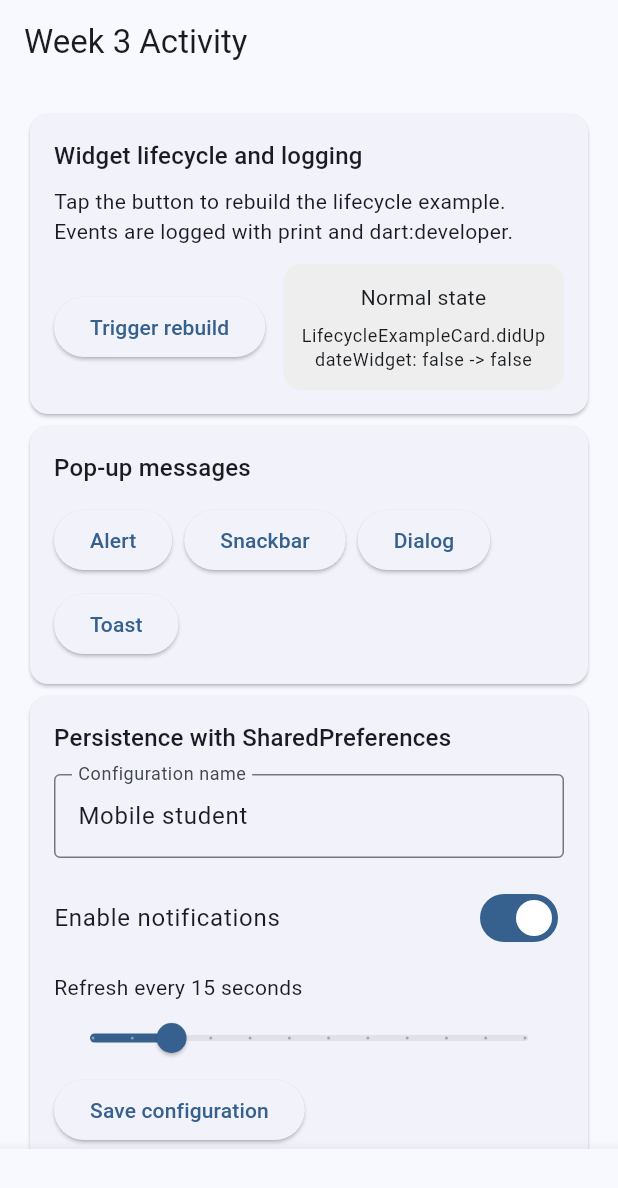
After one commit to gjorgiandonovski/CoastGuardFlutterApp, a Flutter app: the screen it shows after launch, item 4 of the bottom bar chosen, on a phone screen of 412 x 824 dp. The commit adds this screen. Shown: the top 1188 px of the screen. Run offline on Flutter 3.47's test engine with Material 3 defaults, Android fonts, the phone set to English and light mode, and no system bars; our stand-ins replace fluttertoast, geolocator, shared_preferences.

Commit message:
Add Week 3 activity release

```diff
--- /dev/null
+++ b/lib/data/csv_storage.dart
@@ -0,0 +1,2 @@
+export 'csv_storage_io.dart'
+    if (dart.library.html) 'csv_storage_web.dart';
--- /dev/null
+++ b/lib/data/csv_storage_web.dart
@@ -0,0 +1,27 @@
+import 'package:shared_preferences/shared_preferences.dart';
+
+class CsvStorage {
+  static const _header = 'timestamp,latitude,longitude';
+  static const _csvStorageKey = 'week_activity_csv_data';
+
+  Future<List<String>> readRows() async {
+    final preferences = await SharedPreferences.getInstance();
+    final csv = preferences.getString(_csvStorageKey) ?? '$_header\n';
+
+    return csv
+        .split('\n')
+        .skip(1)
+        .where((line) => line.trim().isNotEmpty)
+        .toList();
+  }
+
+  Future<void> appendRow(String row) async {
+    final preferences = await SharedPreferences.getInstance();
+    final existing = preferences.getString(_csvStorageKey) ?? '$_header\n';
+    await preferences.setString(_csvStorageKey, '$existing$row\n');
+  }
+
+  Future<String> locationLabel() async {
+    return 'Browser local storage (CSV format)';
+  }
+}
--- a/lib/main_screen.dart
+++ b/lib/main_screen.dart
@@ -3,6 +3,7 @@ import 'package:flutter/material.dart';
 import 'screens/examples_screen.dart';
 import 'screens/splash_screen.dart';
 import 'screens/third_screen.dart';
+import 'screens/week_activity_screen.dart';
 
 class MainScreen extends StatefulWidget {
   const MainScreen({super.key});
@@ -14,13 +15,12 @@ class MainScreen extends StatefulWidget {
 class _MainScreenState extends State<MainScreen> {
   int _selectedIndex = 0;
 
-  final List<Widget> _screens = const [
-    SplashScreen(),
-    ExamplesScreen(),
-    ThirdScreen(),
+  final List<String> _titles = const [
+    'Home',
+    'Dart Snippets',
+    'Files',
+    'Week 3 Activity',
   ];
-
-  final List<String> _titles = const ['Home', 'Dart Snippets', 'Files'];
 
   void _onItemTapped(int index) {
     setState(() {
@@ -30,9 +30,16 @@ class _MainScreenState extends State<MainScreen> {
 
   @override
   Widget build(BuildContext context) {
+    final screens = <Widget>[
+      SplashScreen(onOpenWeekActivity: () => _onItemTapped(3)),
+      const ExamplesScreen(),
+      const ThirdScreen(),
+      const WeekActivityScreen(),
+    ];
+
     return Scaffold(
       appBar: AppBar(title: Text(_titles[_selectedIndex])),
-      body: _screens[_selectedIndex],
+      body: screens[_selectedIndex],
       bottomNavigationBar: BottomNavigationBar(
         currentIndex: _selectedIndex,
         onTap: _onItemTapped,
@@ -40,6 +47,7 @@ class _MainScreenState extends State<MainScreen> {
           BottomNavigationBarItem(icon: Icon(Icons.home), label: 'Home'),
           BottomNavigationBarItem(icon: Icon(Icons.code), label: 'Examples'),
           BottomNavigationBarItem(icon: Icon(Icons.folder), label: 'Files'),
+          BottomNavigationBarItem(icon: Icon(Icons.science), label: 'Week 3'),
         ],
       ),
     );
--- /dev/null
+++ b/lib/screens/week_activity_screen.dart
@@ -0,0 +1,549 @@
+// ignore_for_file: avoid_print
+
+import 'dart:developer' as developer;
+
+import 'package:flutter/foundation.dart';
+import 'package:flutter/material.dart';
+import 'package:fluttertoast/fluttertoast.dart';
+import 'package:geolocator/geolocator.dart';
+import 'package:shared_preferences/shared_preferences.dart';
+
+import '../data/csv_storage.dart';
+
+class WeekActivityScreen extends StatefulWidget {
+  const WeekActivityScreen({super.key});
+
+  @override
+  State<WeekActivityScreen> createState() => _WeekActivityScreenState();
+}
+
+class _WeekActivityScreenState extends State<WeekActivityScreen> {
+  static const _usernameKey = 'week_activity_username';
+  static const _notificationsKey = 'week_activity_notifications';
+  static const _refreshKey = 'week_activity_refresh_seconds';
+
+  final TextEditingController _usernameController = TextEditingController();
+  final CsvStorage _csvStorage = CsvStorage();
+
+  final List<String> _logs = <String>[];
+  final List<String> _csvRows = <String>[];
+
+  bool _notificationsEnabled = true;
+  int _refreshSeconds = 15;
+  bool _highlightLifecycle = false;
+  String _storageLabel = 'Loading storage location...';
+  Position? _currentPosition;
+
+  @override
+  void initState() {
+    super.initState();
+    _writeLog('WeekActivityScreen.initState');
+    _loadPreferences();
+    _loadStorageLabel();
+    _loadCsvRows();
+  }
+
+  @override
+  void dispose() {
+    _usernameController.dispose();
+    super.dispose();
+  }
+
+  void _writeLog(String message) {
+    print(message);
+    developer.log(message, name: 'WeekActivity');
+
+    if (!mounted) {
+      return;
+    }
+
+    setState(() {
+      _logs.insert(0, '${DateTime.now().toIso8601String()}  $message');
+      if (_logs.length > 12) {
+        _logs.removeLast();
+      }
+    });
+  }
+
+  Future<void> _loadPreferences() async {
+    final preferences = await SharedPreferences.getInstance();
+
+    if (!mounted) {
+      return;
+    }
+
+    setState(() {
+      _usernameController.text =
+          preferences.getString(_usernameKey) ?? 'Mobile student';
+      _notificationsEnabled = preferences.getBool(_notificationsKey) ?? true;
+      _refreshSeconds = preferences.getInt(_refreshKey) ?? 15;
+    });
+
+    _writeLog('Configuration loaded from SharedPreferences');
+  }
+
+  Future<void> _savePreferences() async {
+    final preferences = await SharedPreferences.getInstance();
+    await preferences.setString(_usernameKey, _usernameController.text.trim());
+    await preferences.setBool(_notificationsKey, _notificationsEnabled);
+    await preferences.setInt(_refreshKey, _refreshSeconds);
+
+    if (!mounted) {
+      return;
+    }
+
+    ScaffoldMessenger.of(
+      context,
+    ).showSnackBar(const SnackBar(content: Text('Configuration saved')));
+    _writeLog('Configuration saved to SharedPreferences');
+  }
+
+  Future<void> _loadStorageLabel() async {
+    final label = await _csvStorage.locationLabel();
+
+    if (!mounted) {
+      return;
+    }
+
+    setState(() {
+      _storageLabel = label;
+    });
+  }
+
+  Future<void> _loadCsvRows() async {
+    final lines = await _csvStorage.readRows();
+
+    if (!mounted) {
+      return;
+    }
+
+    setState(() {
+      _csvRows
+        ..clear()
+        ..addAll(lines.reversed);
+    });
+
+    _writeLog('Loaded ${_csvRows.length} GPS rows from CSV');
+  }
+
+  Future<void> _captureLocation() async {
+    final serviceEnabled = await Geolocator.isLocationServiceEnabled();
+    if (!serviceEnabled) {
+      _showSnackBar('Enable location services first');
+      _writeLog('Location service is disabled');
+      return;
+    }
+
+    var permission = await Geolocator.checkPermission();
+    if (permission == LocationPermission.denied) {
+      permission = await Geolocator.requestPermission();
+    }
+
+    if (permission == LocationPermission.denied ||
+        permission == LocationPermission.deniedForever) {
+      _showSnackBar('Location permission was not granted');
+      _writeLog('Location permission denied');
+      return;
+    }
+
+    final position = await Geolocator.getCurrentPosition();
+    final row =
+        '${DateTime.now().toIso8601String()},${position.latitude},${position.longitude}';
+
+    await _csvStorage.appendRow(row);
+
+    if (!mounted) {
+      return;
+    }
+
+    setState(() {
+      _currentPosition = position;
+    });
+
+    await _loadCsvRows();
+    _showSnackBar('GPS coordinates saved to CSV');
+    _writeLog('GPS saved: ${position.latitude}, ${position.longitude}');
+  }
+
+  void _showSnackBar(String message) {
+    if (!mounted) {
+      return;
+    }
+
+    ScaffoldMessenger.of(
+      context,
+    ).showSnackBar(SnackBar(content: Text(message)));
+  }
+
+  Future<void> _showAlert() async {
+    _writeLog('Showing alert dialog');
+    await showDialog<void>(
+      context: context,
+      builder: (context) => AlertDialog(
+        title: const Text('Alert'),
+        content: const Text('This is an alert pop-up message example.'),
+        actions: [
+          TextButton(
+            onPressed: () => Navigator.of(context).pop(),
+            child: const Text('Close'),
+          ),
+        ],
+      ),
+    );
+  }
+
+  Future<void> _showDialogExample() async {
+    _writeLog('Showing simple dialog');
+    await showDialog<void>(
+      context: context,
+      builder: (context) => SimpleDialog(
+        title: const Text('Dialog'),
+        children: [
+          SimpleDialogOption(
+            onPressed: () => Navigator.of(context).pop(),
+            child: const Text('Dialog option example'),
+          ),
+        ],
+      ),
+    );
+  }
+
+  Future<void> _showToast() async {
+    _writeLog('Showing toast');
+    await Fluttertoast.showToast(msg: 'Toast message example');
+  }
+
+  @override
+  Widget build(BuildContext context) {
+    return ListView(
+      padding: const EdgeInsets.all(16),
+      children: [
+        Card(
+          child: Padding(
+            padding: const EdgeInsets.all(16),
+            child: Column(
+              crossAxisAlignment: CrossAxisAlignment.start,
+              children: [
+                Text(
+                  'Widget lifecycle and logging',
+                  style: Theme.of(context).textTheme.titleMedium,
+                ),
+                const SizedBox(height: 8),
+                const Text(
+                  'Tap the button to rebuild the lifecycle example. Events are logged with print and dart:developer.',
+                ),
+                const SizedBox(height: 12),
+                Row(
+                  children: [
+                    ElevatedButton(
+                      onPressed: () {
+                        setState(() {
+                          _highlightLifecycle = !_highlightLifecycle;
+                        });
+                        _writeLog(
+                          'Lifecycle demo toggled to $_highlightLifecycle',
+                        );
+                      },
+                      child: const Text('Trigger rebuild'),
+                    ),
+                    const SizedBox(width: 12),
+                    Expanded(
+                      child: LifecycleExampleCard(
+                        highlighted: _highlightLifecycle,
+                      ),
+                    ),
+                  ],
+                ),
+              ],
+            ),
+          ),
+        ),
+        Card(
+          child: Padding(
+            padding: const EdgeInsets.all(16),
+            child: Column(
+              crossAxisAlignment: CrossAxisAlignment.start,
+              children: [
+                Text(
+                  'Pop-up messages',
+                  style: Theme.of(context).textTheme.titleMedium,
+                ),
+                const SizedBox(height: 12),
+                Wrap(
+                  spacing: 8,
+                  runSpacing: 8,
+                  children: [
+                    ElevatedButton(
+                      onPressed: _showAlert,
+                      child: const Text('Alert'),
+                    ),
+                    ElevatedButton(
+                      onPressed: () {
+                        _writeLog('Showing snackbar');
+                        _showSnackBar('Snackbar message example');
+                      },
+                      child: const Text('Snackbar'),
+                    ),
+                    ElevatedButton(
+                      onPressed: _showDialogExample,
+                      child: const Text('Dialog'),
+                    ),
+                    ElevatedButton(
+                      onPressed: _showToast,
+                      child: const Text('Toast'),
+                    ),
+                  ],
+                ),
+              ],
+            ),
+          ),
+        ),
+        Card(
+          child: Padding(
+            padding: const EdgeInsets.all(16),
+            child: Column(
+              crossAxisAlignment: CrossAxisAlignment.start,
+              children: [
+                Text(
+                  'Persistence with SharedPreferences',
+                  style: Theme.of(context).textTheme.titleMedium,
+                ),
+                const SizedBox(height: 12),
+                TextField(
+                  controller: _usernameController,
+                  decoration: const InputDecoration(
+                    labelText: 'Configuration name',
+                    border: OutlineInputBorder(),
+                  ),
+                ),
+                const SizedBox(height: 12),
+                SwitchListTile(
+                  contentPadding: EdgeInsets.zero,
+                  title: const Text('Enable notifications'),
+                  value: _notificationsEnabled,
+                  onChanged: (value) {
+                    setState(() {
+                      _notificationsEnabled = value;
+                    });
+                  },
+                ),
+                const SizedBox(height: 8),
+                Text('Refresh every $_refreshSeconds seconds'),
+                Slider(
+                  value: _refreshSeconds.toDouble(),
+                  min: 5,
+                  max: 60,
+                  divisions: 11,
+                  label: '$_refreshSeconds s',
+                  onChanged: (value) {
+                    setState(() {
+                      _refreshSeconds = value.round();
+                    });
+                  },
+                ),
+                ElevatedButton(
+                  onPressed: _savePreferences,
+                  child: const Text('Save configuration'),
+                ),
+              ],
+            ),
+          ),
+        ),
+        Card(
+          child: Padding(
+            padding: const EdgeInsets.all(16),
+            child: Column(
+              crossAxisAlignment: CrossAxisAlignment.start,
+              children: [
+                Text(
+                  'Sensors: GPS to CSV',
+                  style: Theme.of(context).textTheme.titleMedium,
+                ),
+                const SizedBox(height: 8),
+                Text(
+                  kIsWeb
+                      ? 'Running on web: CSV rows are stored in browser storage.'
+                      : 'CSV file location: $_storageLabel',
+                ),
+                const SizedBox(height: 8),
+                Text(
+                  _currentPosition == null
+                      ? 'No GPS reading captured yet.'
+                      : 'Current position: ${_currentPosition!.latitude}, ${_currentPosition!.longitude}',
+                ),
+                const SizedBox(height: 12),
+                ElevatedButton(
+                  onPressed: _captureLocation,
+                  child: const Text('Get GPS and save'),
+                ),
+              ],
+            ),
+          ),
+        ),
+        Card(
+          child: Padding(
+            padding: const EdgeInsets.all(16),
+            child: Column(
+              crossAxisAlignment: CrossAxisAlignment.start,
+              children: [
+                Text(
+                  'ListView data from CSV',
+                  style: Theme.of(context).textTheme.titleMedium,
+                ),
+                const SizedBox(height: 8),
+                SizedBox(
+                  height: 220,
+                  child: _csvRows.isEmpty
+                      ? const Center(child: Text('No stored coordinates yet.'))
+                      : ListView.separated(
+                          itemCount: _csvRows.length,
+                          separatorBuilder: (_, _) => const Divider(height: 1),
+                          itemBuilder: (context, index) {
+                            final values = _csvRows[index].split(',');
+                            final timestamp = values.isNotEmpty
+                                ? values[0]
+                                : '';
+                            final latitude = values.length > 1 ? values[1] : '';
+                            final longitude = values.length > 2
+                                ? values[2]
+                                : '';
+
+                            return ListTile(
+                              dense: true,
+                              leading: const Icon(Icons.place),
+                              title: Text('$latitude , $longitude'),
+                              subtitle: Text(timestamp),
+                            );
+                          },
+                        ),
+                ),
+              ],
+            ),
+          ),
+        ),
+        Card(
+          child: Padding(
+            padding: const EdgeInsets.all(16),
+            child: Column(
+              crossAxisAlignment: CrossAxisAlignment.start,
+              children: [
+                Text(
+                  'Recent logs',
+                  style: Theme.of(context).textTheme.titleMedium,
+                ),
+                const SizedBox(height: 8),
+                SizedBox(
+                  height: 220,
+                  child: ListView.builder(
+                    itemCount: _logs.length,
+                    itemBuilder: (context, index) {
+                      return ListTile(
+                        dense: true,
+                        leading: const Icon(Icons.terminal),
+                        title: Text(_logs[index]),
+                      );
+                    },
+                  ),
+                ),
+              ],
+            ),
+          ),
+        ),
+      ],
+    );
+  }
+}
+
+class LifecycleExampleCard extends StatefulWidget {
+  const LifecycleExampleCard({super.key, required this.highlighted});
+
+  final bool highlighted;
+
+  @override
+  State<LifecycleExampleCard> createState() => _LifecycleExampleCardState();
+}
+
+class _LifecycleExampleCardState extends State<LifecycleExampleCard> {
+  final List<String> _lifecycleEvents = <String>[];
+
+  void _recordEvent(String message) {
+    print(message);
+    developer.log(message, name: 'WeekActivity');
+
+    if (!mounted) {
+      return;
+    }
+
+    setState(() {
+      _lifecycleEvents.insert(0, message);
+      if (_lifecycleEvents.length > 5) {
+        _lifecycleEvents.removeLast();
+      }
+    });
+  }
+
+  @override
+  void initState() {
+    super.initState();
+    _recordEvent('LifecycleExampleCard.initState');
+  }
+
+  @override
+  void didChangeDependencies() {
+    super.didChangeDependencies();
+    _recordEvent('LifecycleExampleCard.didChangeDependencies');
+  }
+
+  @override
+  void didUpdateWidget(covariant LifecycleExampleCard oldWidget) {
+    super.didUpdateWidget(oldWidget);
+    _recordEvent(
+      'LifecycleExampleCard.didUpdateWidget: ${oldWidget.highlighted} -> ${widget.highlighted}',
+    );
+  }
+
+  @override
+  void deactivate() {
+    print('LifecycleExampleCard.deactivate');
+    developer.log('LifecycleExampleCard.deactivate', name: 'WeekActivity');
+    super.deactivate();
+  }
+
+  @override
+  void dispose() {
+    print('LifecycleExampleCard.dispose');
+    developer.log('LifecycleExampleCard.dispose', name: 'WeekActivity');
+    super.dispose();
+  }
+
+  @override
+  Widget build(BuildContext context) {
+    return AnimatedContainer(
+      duration: const Duration(milliseconds: 250),
+      padding: const EdgeInsets.all(12),
+      decoration: BoxDecoration(
+        color: widget.highlighted
+            ? Colors.lightBlue.shade50
+            : Colors.grey.shade200,
+        borderRadius: BorderRadius.circular(12),
+      ),
+      child: Column(
+        mainAxisSize: MainAxisSize.min,
+        children: [
+          Text(
+            widget.highlighted ? 'Highlighted state' : 'Normal state',
+            textAlign: TextAlign.center,
+          ),
+          const SizedBox(height: 8),
+          Text(
+            _lifecycleEvents.isEmpty
+                ? 'No lifecycle events yet'
+                : _lifecycleEvents.first,
+            textAlign: TextAlign.center,
+            style: Theme.of(context).textTheme.bodySmall,
+          ),
+        ],
+      ),
+    );
+  }
+}
--- a/pubspec.yaml
+++ b/pubspec.yaml
@@ -9,6 +9,10 @@ environment:
 dependencies:
   flutter:
     sdk: flutter
+  fluttertoast: ^8.2.8
+  geolocator: ^13.0.2
+  path_provider: ^2.1.5
+  shared_preferences: ^2.3.3
 
 dev_dependencies:
   flutter_test:
```
Also changed, not shown: lib/data/csv_storage_io.dart (added, +36 -0 lines), lib/screens/splash_screen.dart (+9 -2 lines), pubspec.lock, 13 other files.
